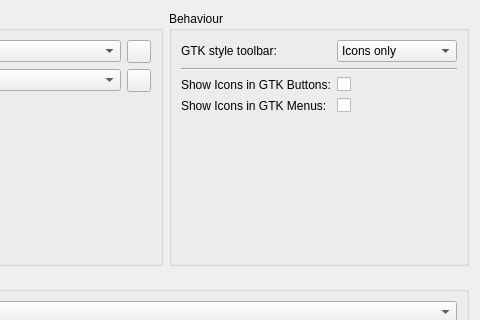
First picture: the form in src/ui/gui.ui, repository KDE/kde-gtk-config, before the edit; both pictures show x 196 to 676 and y 0 to 320 of the 676 by 564 pixel window.
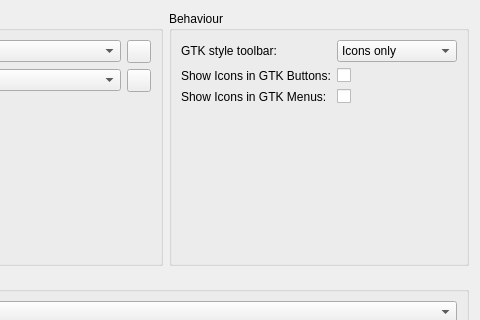
Second picture: the form after the edit. Icons and pictures are not drawn. Custom widgets are drawn as their Qt base class.

Commit message: Remove separator on the main UI file

The edit to the form file:
```diff
--- a/src/ui/gui.ui
+++ b/src/ui/gui.ui
@@ -107,6 +107,9 @@
       <string>Behaviour</string>
      </property>
      <layout class="QFormLayout" name="formLayout">
+      <property name="fieldGrowthPolicy">
+       <enum>QFormLayout::ExpandingFieldsGrow</enum>
+      </property>
       <item row="0" column="0">
        <widget class="QLabel" name="label">
         <property name="text">
@@ -138,35 +141,28 @@
         </item>
        </widget>
       </item>
-      <item row="1" column="0" colspan="2">
-       <widget class="Line" name="line">
-        <property name="orientation">
-         <enum>Qt::Horizontal</enum>
-        </property>
-       </widget>
-      </item>
-      <item row="2" column="0">
+      <item row="1" column="0">
        <widget class="QLabel" name="label_22">
         <property name="text">
          <string>Show Icons in GTK Buttons:</string>
         </property>
        </widget>
       </item>
-      <item row="2" column="1">
+      <item row="1" column="1">
        <widget class="QCheckBox" name="checkBox_icon_gtk_buttons">
         <property name="text">
          <string/>
         </property>
        </widget>
       </item>
-      <item row="3" column="0">
+      <item row="2" column="0">
        <widget class="QLabel" name="label_23">
         <property name="text">
          <string>Show Icons in GTK Menus:</string>
         </property>
        </widget>
       </item>
-      <item row="3" column="1">
+      <item row="2" column="1">
        <widget class="QCheckBox" name="checkBox_icon_gtk_menus">
         <property name="text">
          <string/>
```
